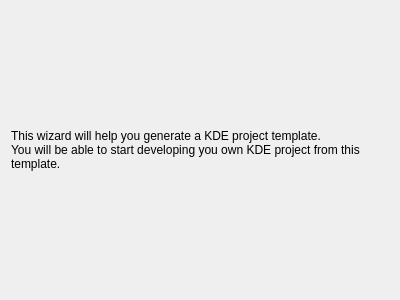
This is introduction.ui in KDE/kapptemplate as Qt 5 draws it before an edit. The edited form follows.
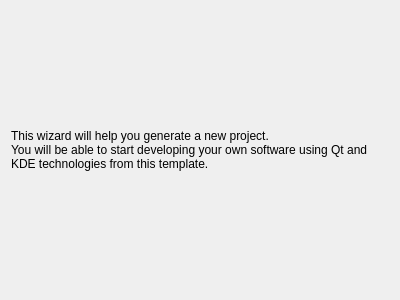
This is the edited form.

Commit message: update string to fit current branding

The edit to the form file:
```diff
--- a/introduction.ui
+++ b/introduction.ui
@@ -13,8 +13,8 @@
    <item row="0" column="0" >
     <widget class="QLabel" name="label" >
      <property name="text" >
-      <string>This wizard will help you generate a KDE project template.
-You will be able to start developing you own KDE project from this template.</string>
+      <string>This wizard will help you generate a new project.
+You will be able to start developing your own software using Qt and KDE technologies from this template.</string>
      </property>
      <property name="wordWrap" >
       <bool>true</bool>
```
